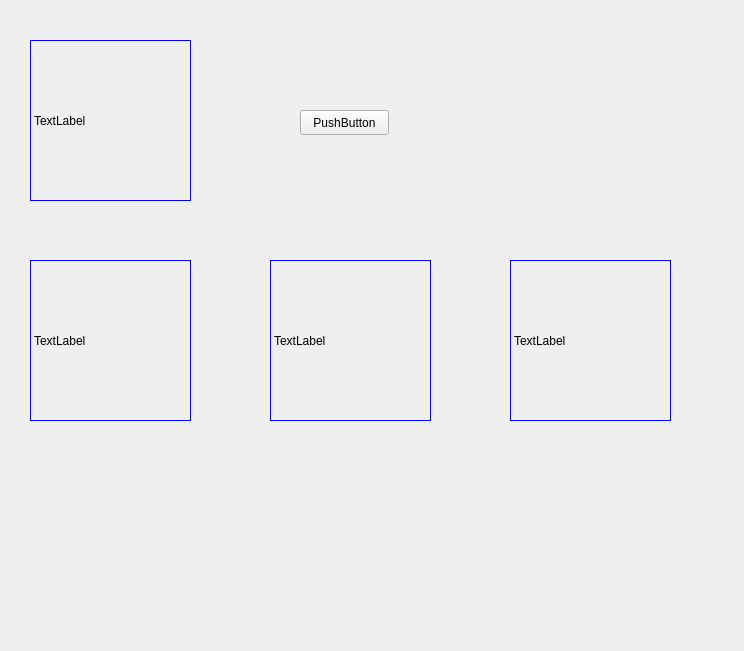
First picture: the form in opencv/220215/mainRGB+.ui, repository songhyeonbeom/opencv, before the edit.
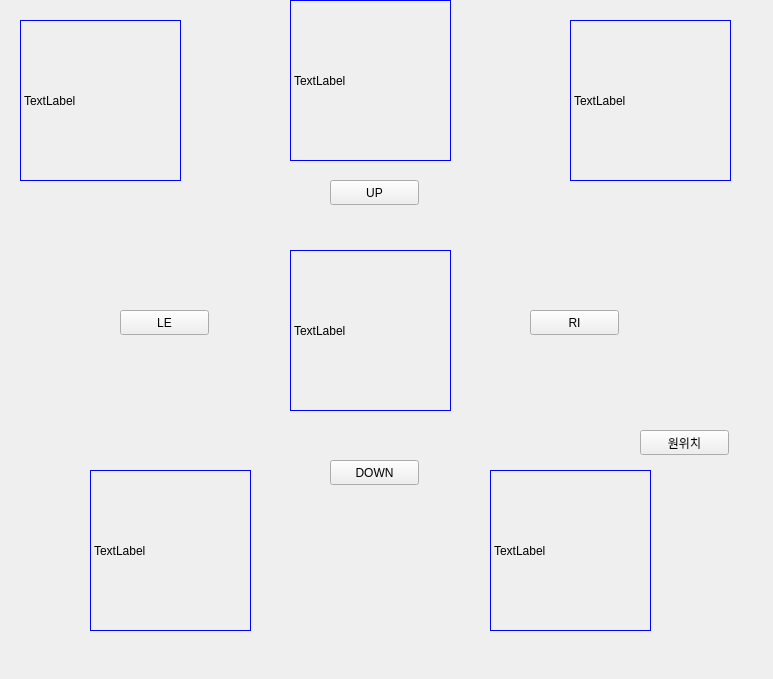
Second picture: the form after the edit.

```diff
--- a/opencv/220215/mainRGB+.ui
+++ b/opencv/220215/mainRGB+.ui
@@ -6,8 +6,8 @@
    <rect>
     <x>0</x>
     <y>0</y>
-    <width>744</width>
-    <height>651</height>
+    <width>773</width>
+    <height>679</height>
    </rect>
   </property>
   <property name="windowTitle">
@@ -16,8 +16,8 @@
   <widget class="QLabel" name="label_3">
    <property name="geometry">
     <rect>
-     <x>270</x>
-     <y>260</y>
+     <x>290</x>
+     <y>0</y>
      <width>161</width>
      <height>161</height>
     </rect>
@@ -32,8 +32,8 @@
   <widget class="QLabel" name="label">
    <property name="geometry">
     <rect>
-     <x>30</x>
-     <y>40</y>
+     <x>290</x>
+     <y>250</y>
      <width>161</width>
      <height>161</height>
     </rect>
@@ -48,8 +48,8 @@
   <widget class="QLabel" name="label_4">
    <property name="geometry">
     <rect>
-     <x>510</x>
-     <y>260</y>
+     <x>570</x>
+     <y>20</y>
      <width>161</width>
      <height>161</height>
     </rect>
@@ -64,8 +64,8 @@
   <widget class="QLabel" name="label_2">
    <property name="geometry">
     <rect>
-     <x>30</x>
-     <y>260</y>
+     <x>20</x>
+     <y>20</y>
      <width>161</width>
      <height>161</height>
     </rect>
@@ -80,14 +80,98 @@
   <widget class="QPushButton" name="button5">
    <property name="geometry">
     <rect>
-     <x>300</x>
-     <y>110</y>
+     <x>330</x>
+     <y>460</y>
      <width>89</width>
      <height>25</height>
     </rect>
    </property>
    <property name="text">
-    <string>PushButton</string>
+    <string>DOWN</string>
+   </property>
+  </widget>
+  <widget class="QLabel" name="label_RB">
+   <property name="geometry">
+    <rect>
+     <x>90</x>
+     <y>470</y>
+     <width>161</width>
+     <height>161</height>
+    </rect>
+   </property>
+   <property name="styleSheet">
+    <string notr="true">border:1px solid blue</string>
+   </property>
+   <property name="text">
+    <string>TextLabel</string>
+   </property>
+  </widget>
+  <widget class="QLabel" name="label_GB">
+   <property name="geometry">
+    <rect>
+     <x>490</x>
+     <y>470</y>
+     <width>161</width>
+     <height>161</height>
+    </rect>
+   </property>
+   <property name="styleSheet">
+    <string notr="true">border:1px solid blue</string>
+   </property>
+   <property name="text">
+    <string>TextLabel</string>
+   </property>
+  </widget>
+  <widget class="QPushButton" name="button_up">
+   <property name="geometry">
+    <rect>
+     <x>330</x>
+     <y>180</y>
+     <width>89</width>
+     <height>25</height>
+    </rect>
+   </property>
+   <property name="text">
+    <string>UP</string>
+   </property>
+  </widget>
+  <widget class="QPushButton" name="button_le">
+   <property name="geometry">
+    <rect>
+     <x>120</x>
+     <y>310</y>
+     <width>89</width>
+     <height>25</height>
+    </rect>
+   </property>
+   <property name="text">
+    <string>LE</string>
+   </property>
+  </widget>
+  <widget class="QPushButton" name="button_ri">
+   <property name="geometry">
+    <rect>
+     <x>530</x>
+     <y>310</y>
+     <width>89</width>
+     <height>25</height>
+    </rect>
+   </property>
+   <property name="text">
+    <string>RI</string>
+   </property>
+  </widget>
+  <widget class="QPushButton" name="button_333">
+   <property name="geometry">
+    <rect>
+     <x>640</x>
+     <y>430</y>
+     <width>89</width>
+     <height>25</height>
+    </rect>
+   </property>
+   <property name="text">
+    <string>원위치</string>
    </property>
   </widget>
  </widget>
```
Left out of the diff: 10 changed lines with no effect on the pictures.
